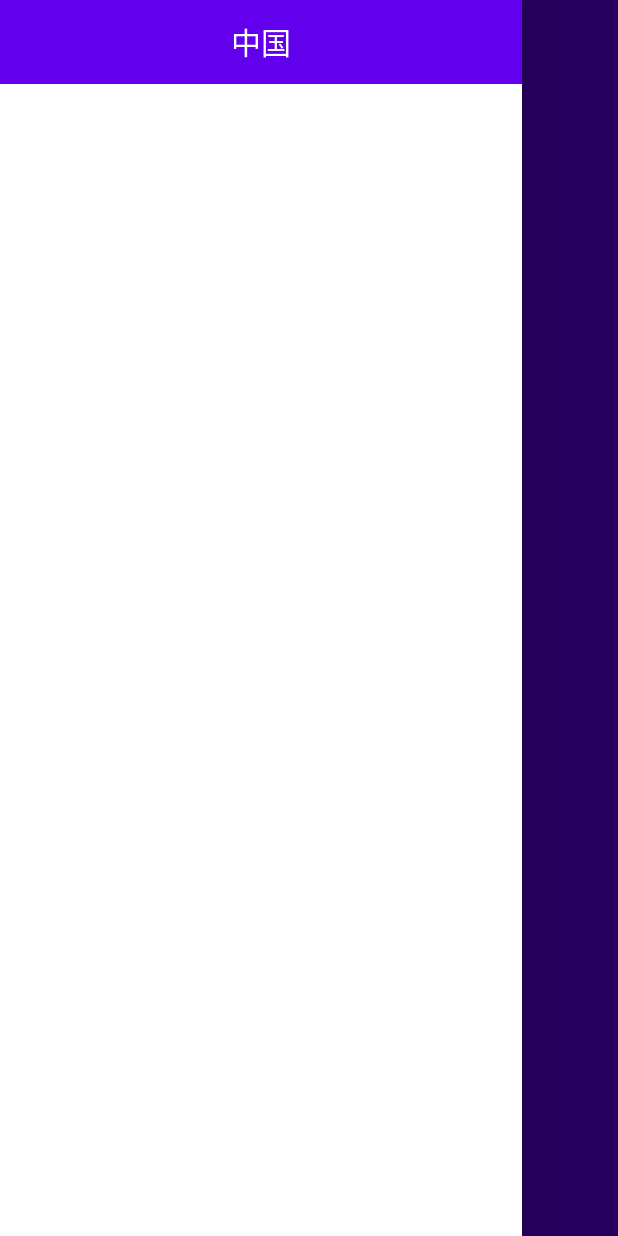
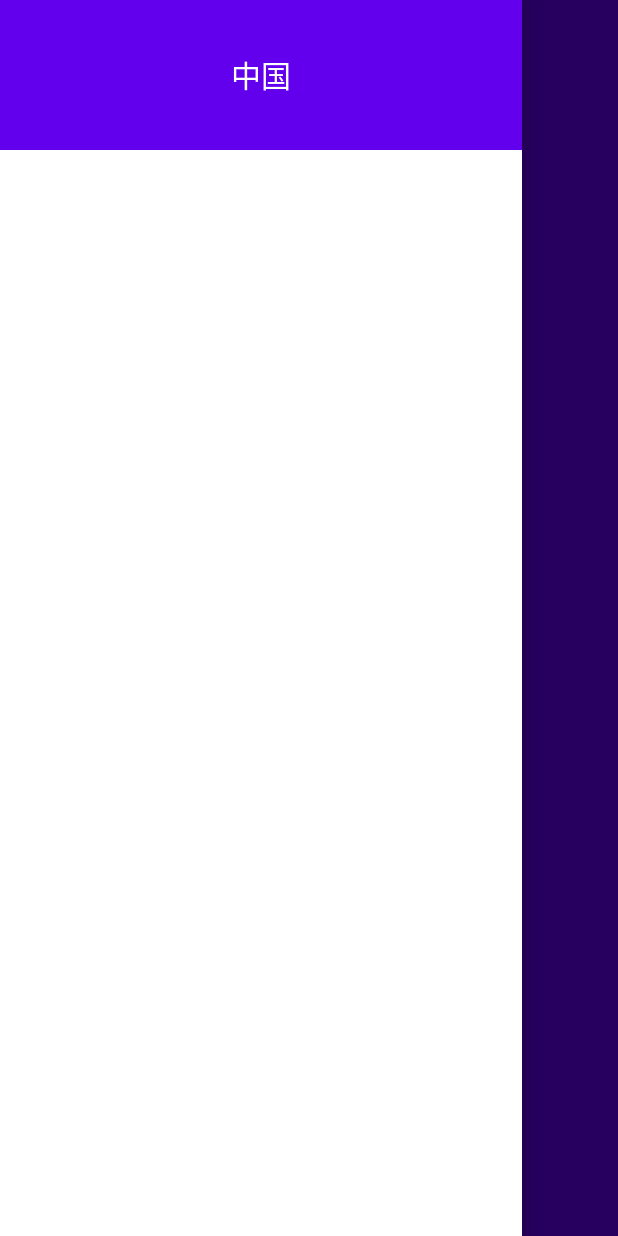
Before and after one commit to JankinHJH/coolweather, an Android app: the WeatherActivity screen opened directly, with no data from a screen before it, with the side drawer open, on a phone screen of 412 x 824 dp. Run offline under Robolectric (Android 15) with nearby library versions, the phone set to English and light mode, and no system bars; libraries missing offline, so code that uses them is left out: org.litepal; pictures from the network do not load; 3 statements that could not run were skipped.

Commit message:
修改问题

```diff
--- a/app/src/main/AndroidManifest.xml
+++ b/app/src/main/AndroidManifest.xml
@@ -7,7 +7,7 @@
     <application
         android:name="org.litepal.LitePalApplication"
         android:allowBackup="true"
-        android:icon="@mipmap/logo"
+        android:icon="@mipmap/logo1"
         android:label="@string/app_name"
         android:networkSecurityConfig="@xml/network_security_config"
         android:roundIcon="@mipmap/ic_launcher_round"
--- a/app/src/main/java/com/coolweather/android/WeatherActivity.java
+++ b/app/src/main/java/com/coolweather/android/WeatherActivity.java
@@ -76,7 +76,7 @@ public class WeatherActivity extends AppCompatActivity {
         comfortText = (TextView) findViewById(R.id.comfort_text);
         carWashText = (TextView) findViewById(R.id.car_wash_text);
         sportText = (TextView) findViewById(R.id.sport_text);
-//        bingPicImg = (ImageView) findViewById(R.id.pic_img);
+        bingPicImg = (ImageView) findViewById(R.id.pic_img);
 
         drawerLayout = (DrawerLayout) findViewById(R.id.drawer_layout);
         navButton = (Button) findViewById(R.id.nav_button);
@@ -97,12 +97,12 @@ public class WeatherActivity extends AppCompatActivity {
 
         SharedPreferences prefs = PreferenceManager.getDefaultSharedPreferences(this);
         String weatherString = prefs.getString("weather",null);
-//        String bingPic = prefs.getString("bing_pic",null);
-//        if (bingPic != null) {
-//            Glide.with(this).load(bingPic).into(bingPicImg);
-//        } else {
-//            loadBingPic();
-//        }
+        String bingPic = prefs.getString("bing_pic",null);
+        if (bingPic != null) {
+            Glide.with(this).load(bingPic).into(bingPicImg);
+        } else {
+            loadBingPic();
+        }
         if (weatherString != null) {
             //有缓存是直接解析天气数据
             Weather weather = Utility.handleWeatherResponse(weatherString);
@@ -127,7 +127,7 @@ public class WeatherActivity extends AppCompatActivity {
      * 加载必应每日一图
      */
     private void loadBingPic() {
-        String requestBingPic = "https://api.kdcc.cn";
+        String requestBingPic = "https://api.dujin.org/bing/m.php";
         HttpUtil.sendOkHttpRequest(requestBingPic, new Callback() {
             @Override
             public void onFailure(@NonNull Call call, @NonNull IOException e) {
@@ -184,7 +184,7 @@ public class WeatherActivity extends AppCompatActivity {
                 });
             }
         });
-//        loadBingPic();
+        loadBingPic();
     }
 
     /**
--- a/app/src/main/res/layout/activity_weather.xml
+++ b/app/src/main/res/layout/activity_weather.xml
@@ -3,17 +3,19 @@
     android:layout_width="match_parent"
     android:layout_height="match_parent"
     android:background="@color/design_default_color_primary">
-<!--    <ImageView-->
-<!--        android:layout_width="match_parent"-->
-<!--        android:layout_height="match_parent"-->
-<!--        android:id="@+id/pic_img"-->
-<!--        android:scaleType="centerCrop"/>-->
+
+    <ImageView
+        android:layout_width="match_parent"
+        android:layout_height="match_parent"
+        android:id="@+id/pic_img"
+        android:scaleType="centerCrop"/>
 
     <androidx.drawerlayout.widget.DrawerLayout
         android:layout_width="match_parent"
         android:layout_height="match_parent"
         android:id="@+id/drawer_layout">
 
+        <!--刷新-->
     <androidx.swiperefreshlayout.widget.SwipeRefreshLayout
         android:layout_width="match_parent"
         android:layout_height="match_parent"
--- a/app/src/main/res/layout/choose_area.xml
+++ b/app/src/main/res/layout/choose_area.xml
@@ -6,7 +6,7 @@
     android:background="#fff">
     <RelativeLayout
         android:layout_width="match_parent"
-        android:layout_height="?attr/actionBarSize"
+        android:layout_height="100dp"
         android:background="?attr/colorPrimary">
         <TextView
             android:layout_width="wrap_content"
```
Also changed, not shown: app/src/main/res/mipmap-anydpi-v26/logo1.png (added), app/src/main/res/mipmap-hdpi/logo.png (added), app/src/main/res/mipmap-hdpi/logo1.png (added), app/src/main/res/mipmap-mdpi/logo.png (added), app/src/main/res/mipmap-mdpi/logo1.png (added), app/src/main/res/mipmap-xhdpi/logo.png (added), app/src/main/res/mipmap-xhdpi/logo1.png (added), app/src/main/res/mipmap-xxhdpi/logo.png (added), app/src/main/res/mipmap-xxhdpi/logo1.png (added), app/src/main/res/mipmap-xxxhdpi/logo.png (added), app/src/main/res/mipmap-xxxhdpi/logo1.png (added), 2 other files.
